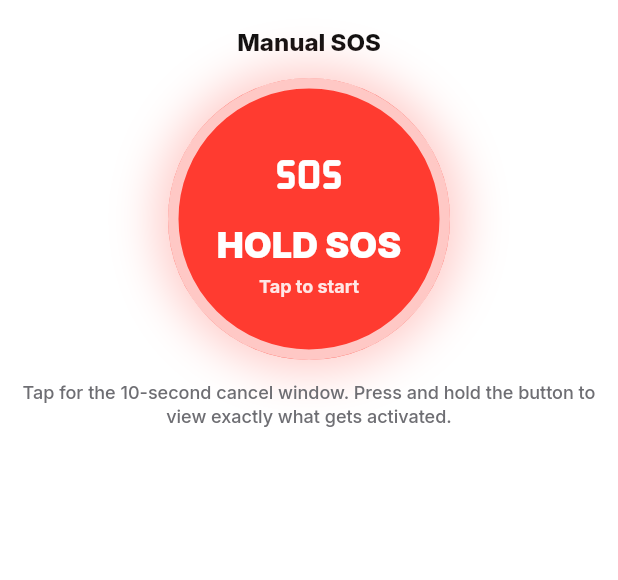
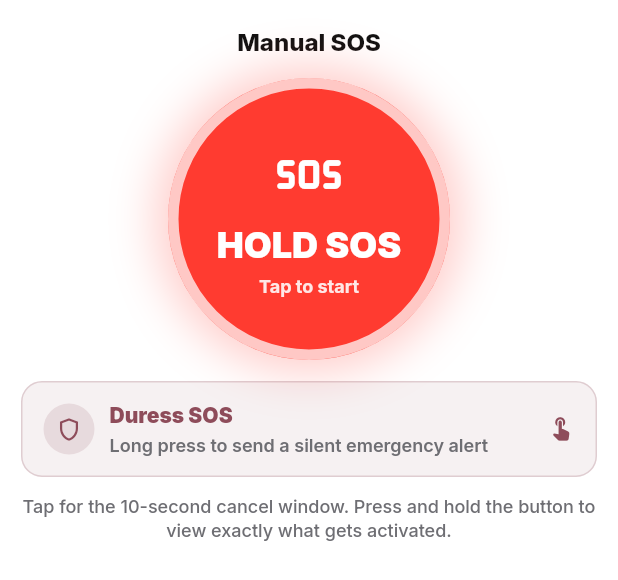
Before and after one commit to leong308/hiker_circle, a Flutter app: the _EmergencySosControlCard widget shown alone on an empty page, opened directly with empty values, on a phone screen of 412 x 824 dp. Shown: the top 580 px of the screen. Run offline on Flutter 3.47's test engine with Material 3 defaults, Android fonts, the phone set to English and light mode, and no system bars; our stand-ins replace animated_toggle_switch, cloud_firestore, cloud_functions, connectivity_plus, file_picker, firebase_auth and 9 more; missing offline and left inert: liquid_glass_bar, mapbox_maps_flutter; accounts and stored records are empty.

Commit message:
fix: Duress SOS button missing

```diff
--- a/lib/sos/View/sos_page.dart
+++ b/lib/sos/View/sos_page.dart
@@ -270,9 +270,7 @@ class _SosPageState extends State<SosPage> {
 
   void _openGearChecklist() {
     Navigator.of(context).push<void>(
-      MaterialPageRoute<void>(
-        builder: (context) => const GearChecklistPage(),
-      ),
+      MaterialPageRoute<void>(builder: (context) => const GearChecklistPage()),
     );
   }
 
@@ -497,16 +495,15 @@ class _SosPageState extends State<SosPage> {
                         );
                       },
                     ),
-                  ],
-                ),
+                ],
               ),
             ),
           ),
         ),
-    );
-  }
-}
-
+      ),
+    );
+  }
+}
 
 class _Header extends StatelessWidget {
   const _Header({
@@ -1480,6 +1477,11 @@ class _EmergencySosControlCard extends StatelessWidget {
               ),
             ),
             const SizedBox(height: 14),
+            _HiddenDuressIndicator(
+              isSending: isSending,
+              onLongPress: onDuressLongPress,
+            ),
+            const SizedBox(height: 12),
             Text(
               'Tap for the 10-second cancel window. Press and hold the button to view exactly what gets activated.',
               textAlign: TextAlign.center,
@@ -1496,7 +1498,6 @@ class _EmergencySosControlCard extends StatelessWidget {
   }
 }
 
-
 class _HiddenDuressIndicator extends StatelessWidget {
   const _HiddenDuressIndicator({
     required this.isSending,
@@ -1513,27 +1514,60 @@ class _HiddenDuressIndicator extends StatelessWidget {
       child: _TapSurface(
         onLongPress: isSending ? null : onLongPress,
         child: Container(
-          padding: const EdgeInsets.symmetric(horizontal: 12, vertical: 8),
+          padding: const EdgeInsets.symmetric(horizontal: 14, vertical: 12),
           decoration: BoxDecoration(
             color: _SosColors.duress.withValues(alpha: 0.08),
-            borderRadius: BorderRadius.circular(8),
+            borderRadius: BorderRadius.circular(14),
+            border: Border.all(
+              color: _SosColors.duress.withValues(alpha: 0.22),
+            ),
           ),
           child: Row(
-            mainAxisSize: MainAxisSize.min,
             children: [
-              const Icon(
-                Icons.shield_outlined,
-                color: _SosColors.duress,
-                size: 16,
+              Container(
+                width: 34,
+                height: 34,
+                decoration: BoxDecoration(
+                  color: _SosColors.duress.withValues(alpha: 0.14),
+                  shape: BoxShape.circle,
+                ),
+                child: const Icon(
+                  Icons.shield_outlined,
+                  color: _SosColors.duress,
+                  size: 18,
+                ),
               ),
-              const SizedBox(width: 6),
-              Text(
-                'Silent shortcut: hold this shield',
-                style: Theme.of(context).textTheme.labelMedium?.copyWith(
-                  color: _SosColors.duress,
-                  fontWeight: FontWeight.w800,
-                  letterSpacing: 0,
+              const SizedBox(width: 10),
+              Expanded(
+                child: Column(
+                  crossAxisAlignment: CrossAxisAlignment.start,
+                  children: [
+                    Text(
+                      'Duress SOS',
+                      style: Theme.of(context).textTheme.bodyMedium?.copyWith(
+                        color: _SosColors.duress,
+                        fontWeight: FontWeight.w900,
+                        letterSpacing: 0,
+                      ),
+                    ),
+                    const SizedBox(height: 2),
+                    Text(
+                      'Long press to send a silent emergency alert',
+                      style: Theme.of(context).textTheme.bodySmall?.copyWith(
+                        color: _SosColors.secondaryTextFor(context),
+                        fontWeight: FontWeight.w600,
+                        letterSpacing: 0,
+                      ),
+                    ),
+                  ],
                 ),
+              ),
+              Icon(
+                Icons.touch_app_rounded,
+                color: isSending
+                    ? _SosColors.secondaryTextFor(context)
+                    : _SosColors.duress,
+                size: 18,
               ),
             ],
           ),
```
